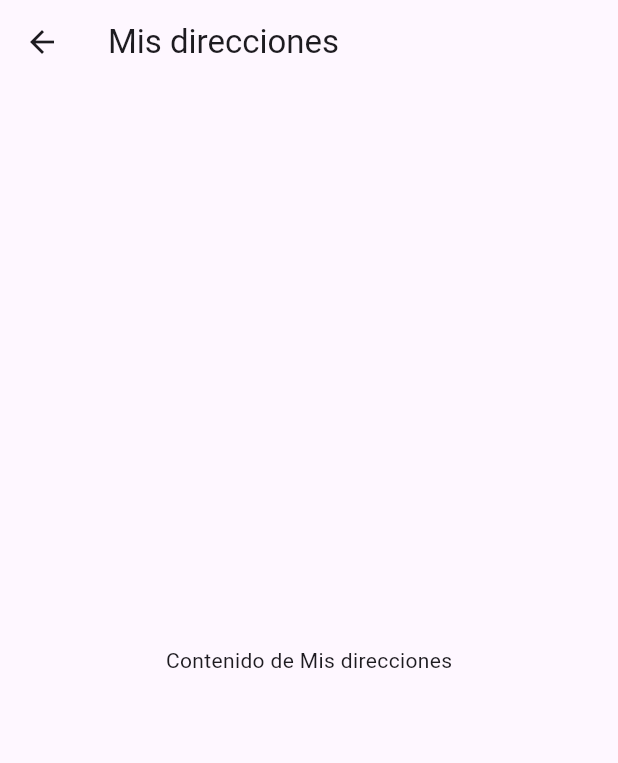
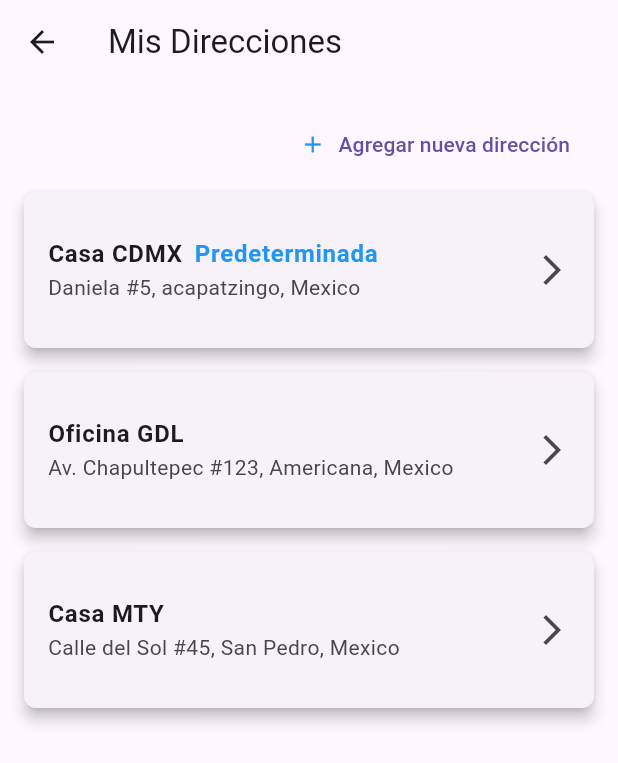
Before and after one commit to samuelgonga/crochetifyMovil, a Flutter app: the ProfileScreen screen opened directly, after a tap on "Mis Direcciones", on a phone screen of 412 x 824 dp. Shown: the top 763 px of the screen. Run offline on Flutter 3.47's test engine with Material 3 defaults, Android fonts, the phone set to English and light mode, and no system bars; our stand-ins replace carousel_slider, flutter_rating_bar; accounts and stored records are empty; network calls fail.

Commit message:
[ADD] vista de direcciones

```diff
--- /dev/null
+++ b/assets/user.json
@@ -0,0 +1,32 @@
+{
+    "name": "Marco Antonio Vázquez Rayo",
+    "email":"20233igs004@utez.edu.mx",
+    "password":"pumas123",
+    "image":"https://www.dafont.com/forum/attach/orig/7/4/746410.png?1",
+    "address": [
+        {
+            "name":"Casa CDMX",
+            "address":"Daniela #5",
+            "colonia":"acapatzingo",
+            "country":"Mexico",
+            "phone":7771532123,
+            "main":true
+        },
+        {
+            "name": "Oficina GDL",
+            "address": "Av. Chapultepec #123",
+            "colonia": "Americana",
+            "country": "Mexico",
+            "phone": 3332123456,
+            "main": false
+        },
+        {
+            "name": "Casa MTY",
+            "address": "Calle del Sol #45",
+            "colonia": "San Pedro",
+            "country": "Mexico",
+            "phone": 8187654321,
+            "main": false
+        }
+    ]
+}
--- /dev/null
+++ b/lib/models/user.dart
@@ -0,0 +1,77 @@
+class User {
+  final String name;
+  final String email;
+  final String password;
+  final String image;
+  final List<Address> address;
+
+  User({
+    required this.name,
+    required this.email,
+    required this.password,
+    required this.image,
+    required this.address,
+  });
+
+  factory User.fromJson(Map<String, dynamic> json) {
+    return User(
+      name: json['name'],
+      email: json['email'],
+      password: json['password'],
+      image: json['image'],
+      address: (json['address'] as List)
+          .map((addressJson) => Address.fromJson(addressJson))
+          .toList(),
+    );
+  }
+
+  Map<String, dynamic> toJson() {
+    return {
+      'name': name,
+      'email': email,
+      'password': password,
+      'image': image,
+      'address': address.map((address) => address.toJson()).toList(),
+    };
+  }
+}
+
+class Address {
+  final String name;
+  final String address;
+  final String colonia;
+  final String country;
+  final int phone;
+  final bool main;
+
+  Address({
+    required this.name,
+    required this.address,
+    required this.colonia,
+    required this.country,
+    required this.phone,
+    required this.main,
+  });
+
+  factory Address.fromJson(Map<String, dynamic> json) {
+    return Address(
+      name: json['name'],
+      address: json['address'],
+      colonia: json['colonia'],
+      country: json['country'],
+      phone: json['phone'],
+      main: json['main'],
+    );
+  }
+
+  Map<String, dynamic> toJson() {
+    return {
+      'name': name,
+      'address': address,
+      'colonia': colonia,
+      'country': country,
+      'phone': phone,
+      'main': main,
+    };
+  }
+}
--- /dev/null
+++ b/lib/services/user_service.dart
@@ -0,0 +1,19 @@
+import 'dart:convert';
+import 'package:flutter/services.dart' show rootBundle;
+import 'package:crochetify_movil/models/user.dart';
+
+class UserService {
+  Future<User> fetchUser() async {
+    try {
+      // Cargar el archivo JSON desde assets
+      final response = await rootBundle.loadString('assets/user.json');
+      final Map<String, dynamic> data = jsonDecode(response);
+      print(data);
+      // Convertir el JSON en una instancia de User
+      return User.fromJson(data);
+    } catch (e) {
+      print("Algo salió mal: $e");
+      throw Exception("Failed to load user data");
+    }
+  }
+}
--- /dev/null
+++ b/lib/viewmodels/user_viewmodel.dart
@@ -0,0 +1,19 @@
+import 'package:flutter/material.dart';
+import 'package:crochetify_movil/models/user.dart';
+import 'package:crochetify_movil/services/user_service.dart';
+
+class UserViewModel extends ChangeNotifier {
+  final UserService _userService = UserService();
+  User? _user;
+
+  User? get user => _user;
+
+  Future<void> fetchUser() async {
+    try {
+      _user = await _userService.fetchUser();
+      notifyListeners();
+    } catch (e) {
+      print("Error fetching user data: $e");
+    }
+  }
+}
--- a/lib/views/profile/addres_view.dart
+++ b/lib/views/profile/addres_view.dart
@@ -1,11 +1,172 @@
 import 'package:flutter/material.dart';
+import 'package:provider/provider.dart';
+import 'package:crochetify_movil/viewmodels/user_viewmodel.dart';
+import 'package:crochetify_movil/models/user.dart';
 
-class DireccionesScreen extends StatelessWidget {
+class AddressesScreen extends StatefulWidget {
+  @override
+  _AddressesScreenState createState() => _AddressesScreenState();
+}
+
+class _AddressesScreenState extends State<AddressesScreen> {
+  @override
+  void initState() {
+    super.initState();
+    // Carga el usuario solo una vez
+    Provider.of<UserViewModel>(context, listen: false).fetchUser();
+  }
+
   @override
   Widget build(BuildContext context) {
     return Scaffold(
-      appBar: AppBar(title: Text('Mis direcciones')),
-      body: Center(child: Text('Contenido de Mis direcciones')),
+      appBar: AppBar(
+        title: Text('Mis Direcciones'),
+      ),
+      body: Consumer<UserViewModel>(
+        builder: (context, userViewModel, child) {
+          // Verifica si los datos del usuario han sido cargados
+          if (userViewModel.user == null) {
+            return Column(
+              children: [CircularProgressIndicator()],
+            );
+          }
+          // Obtiene las direcciones del usuario
+          User user = userViewModel.user!;
+          List<Address> addresses = user.address;
+
+          return SingleChildScrollView(
+            padding: EdgeInsets.all(16.0),
+            child: Column(
+              crossAxisAlignment: CrossAxisAlignment.start,
+              children: [
+                // Botón para agregar nueva dirección
+                Align(
+                  alignment: Alignment.centerRight,
+                  child: TextButton.icon(
+                    icon: Icon(Icons.add),
+                    label: Text('Agregar nueva dirección'),
+                    onPressed: () {
+                      // Lógica para agregar nueva dirección
+                    },
+                    style: TextButton.styleFrom(
+                      iconColor: Colors.blue, // Color del texto e ícono
+                    ),
+                  ),
+                ),
+
+                // Mostrar direcciones en tarjetas con sombra
+                for (var address in addresses) _AddressCard(address: address),
+              ],
+            ),
+          );
+        },
+      ),
     );
   }
 }
+
+class _AddressCard extends StatelessWidget {
+  final Address address;
+
+  _AddressCard({required this.address});
+
+  @override
+  Widget build(BuildContext context) {
+    return Card(
+      margin: EdgeInsets.symmetric(vertical: 8),
+      elevation: 4,
+      shape: RoundedRectangleBorder(
+        borderRadius: BorderRadius.circular(8),
+      ),
+      child: ListTile(
+        contentPadding: EdgeInsets.all(16),
+        title: Row(
+          children: [
+            Text(
+              address.name,
+              style: TextStyle(fontWeight: FontWeight.bold),
+            ),
+            if (address
+                .main) // Si la dirección es principal, mostrar el texto "Principal"
+              Padding(
+                padding: const EdgeInsets.only(left: 8.0),
+                child: Text(
+                  'Predeterminada',
+                  style: TextStyle(
+                    color: Colors.blue,
+                    fontWeight: FontWeight.bold,
+                  ),
+                ),
+              ),
+          ],
+        ),
+        subtitle:
+            Text('${address.address}, ${address.colonia}, ${address.country}'),
+        trailing: Icon(Icons.arrow_forward_ios),
+        onTap: () {
+          if (address.main) {
+            // Si es la dirección principal, mostrar opciones de editar y descartar
+            _showEditDialog(context);
+          } else {
+            // Si no es la dirección principal, permitir establecerla como principal
+            _showSetMainDialog(context);
+          }
+        },
+      ),
+    );
+  }
+
+  void _showEditDialog(BuildContext context) {
+    showDialog(
+      context: context,
+      builder: (context) {
+        return AlertDialog(
+          title: Text('Editar Dirección'),
+          content: Text('¿Deseas editar esta dirección?'),
+          actions: [
+            TextButton(
+              onPressed: () {
+                Navigator.pop(context); // Cierra el diálogo sin hacer nada
+              },
+              child: Text('Descartar'),
+            ),
+            TextButton(
+              onPressed: () {
+                Navigator.pop(context); // Lógica para editar la dirección
+              },
+              child: Text('Editar'),
+            ),
+          ],
+        );
+      },
+    );
+  }
+
+  void _showSetMainDialog(BuildContext context) {
+    showDialog(
+      context: context,
+      builder: (context) {
+        return AlertDialog(
+          title: Text('Establecer como Principal'),
+          content: Text(
+              '¿Estás seguro de que deseas establecer esta dirección como principal?'),
+          actions: [
+            TextButton(
+              onPressed: () {
+                Navigator.pop(
+                    context); // Lógica para cambiar la dirección principal
+              },
+              child: Text('Aceptar'),
+            ),
+            TextButton(
+              onPressed: () {
+                Navigator.pop(context); // Cierra el diálogo sin hacer nada
+              },
+              child: Text('Cancelar'),
+            ),
+          ],
+        );
+      },
+    );
+  }
+}
--- a/lib/views/profile/profile_view.dart
+++ b/lib/views/profile/profile_view.dart
@@ -66,7 +66,7 @@ class ProfileScreen extends StatelessWidget {
               padding: EdgeInsets.symmetric(horizontal: 16),
               children: [
                 _buildProfileOption(
-                    context, 'Mis Direcciones', DireccionesScreen()),
+                    context, 'Mis Direcciones', AddressesScreen()),
                 _buildProfileOption(context, 'Mis Pedidos', PedidosScreen()),
                 _buildProfileOption(context, 'Categorías', CategoryScreen()),
                 _buildProfileOption(
--- a/pubspec.yaml
+++ b/pubspec.yaml
@@ -67,6 +67,7 @@ flutter:
       - assets/categories.json
       - assets/products.json
       - assets/images/
+      - assets/user.json
   #   - images/a_dot_ham.jpeg
 
   # An image asset can refer to one or more resolution-specific "variants", see
```
Also changed, not shown: lib/main.dart (+7 -2 lines).
